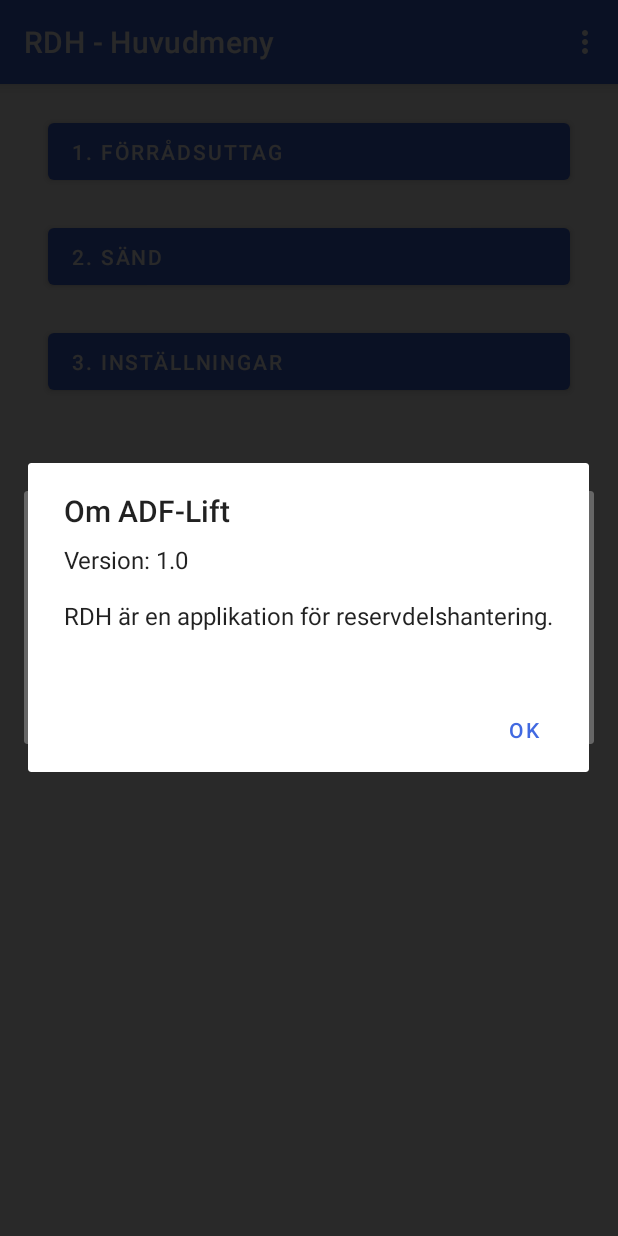
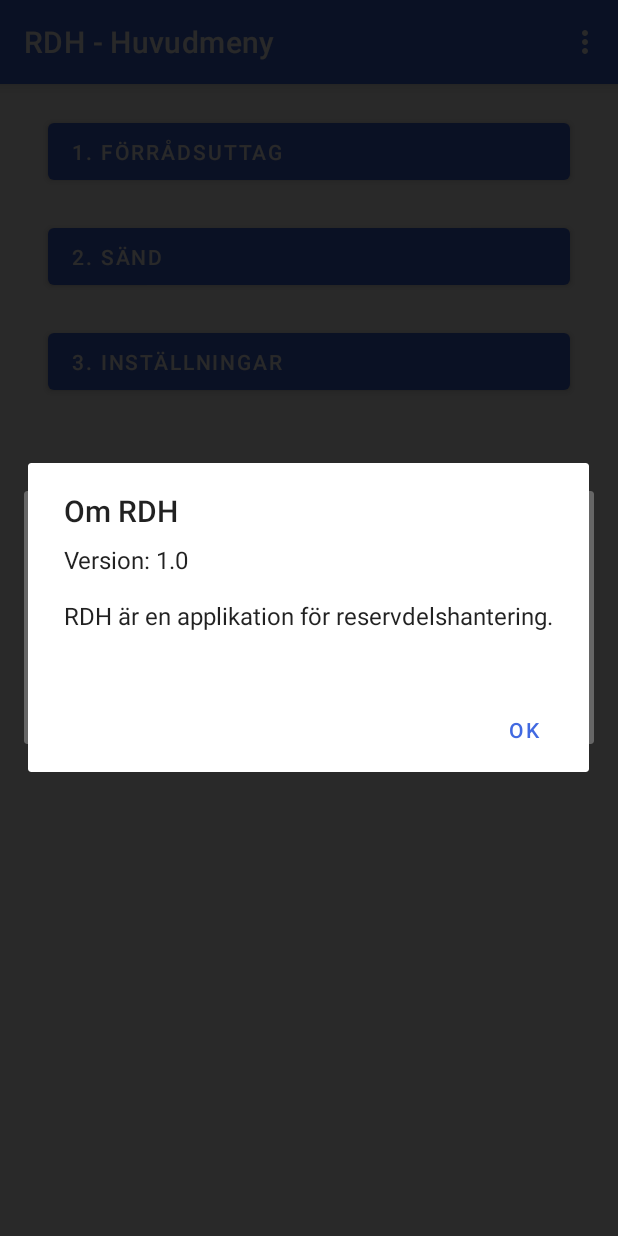
Before and after one commit to gunnarssonja/RDH, an Android app: the screen it shows after launch (MainActivity), in the options menu, after a tap on "Om", on a phone screen of 412 x 824 dp. Run offline under Robolectric (Android 15) with nearby library versions, the light colour scheme and no system bars.

Commit message:
RDH-33 Nytt namn på utfilen samt ingen fråga vid rensning

```diff
--- a/app/src/main/java/se/cgi/android/rdh/activities/SendActivity.java
+++ b/app/src/main/java/se/cgi/android/rdh/activities/SendActivity.java
@@ -222,6 +222,7 @@ public class SendActivity extends AppCompatActivity {
 
     public void clear_all_transactions() {
         if (numberOfTransRecords > 0) {
+            /*** RDH-33 - Customer will not have this question right now
             AlertDialog.Builder builder = new AlertDialog.Builder(SendActivity.this)
                     .setTitle("Filen är skapad")
                     .setMessage("Vill du rensa bort alla transaktionsposter?\n\nSvara JA om du skall skicka filen till PC och NEJ om du skall fortsätta samla data.")
@@ -242,6 +243,11 @@ public class SendActivity extends AppCompatActivity {
 
             AlertDialog alert = builder.create();
             alert.show();
+             ***/
+
+            dbHelper.deleteAllTrans();
+            showNumberOfTrans();
+            tvStatus.append("Alla transar/poster rensade\n");
         }
     }
 
--- a/app/src/main/res/values/strings.xml
+++ b/app/src/main/res/values/strings.xml
@@ -7,7 +7,7 @@
     <string name="Place">KA</string>
 
     <!-- Excel File -->
-    <string name="excel_out_file_name">rdh.xls</string>
+    <string name="excel_out_file_name">reservdelsuttag.xls</string>
     <string name="rdh_out_dir_name">OUT</string>
     <string name="rdh_in_dir_name">IN</string>
 
@@ -17,10 +17,10 @@
     <!-- Help Menu -->
     <string name="installningar">Inställningar</string>
     <string name="hjalp">Hjälp</string>
-    <string name="hjalp_titel">Hjälp för ADF-Lift</string>
+    <string name="hjalp_titel">Hjälp för RDH</string>
     <string name="hjalp_text">Se handboken för RDH som beskriver appens gränssnitt och funktioner. Vid frågor kontakta service desk.</string>
     <string name="om">Om</string>
-    <string name="om_titel">Om ADF-Lift</string>
+    <string name="om_titel">Om RDH</string>
     <string name="om_text">RDH är en applikation för reservdelshantering.</string>
     <string name="db_version_text">Databasversion:</string>
 
```
